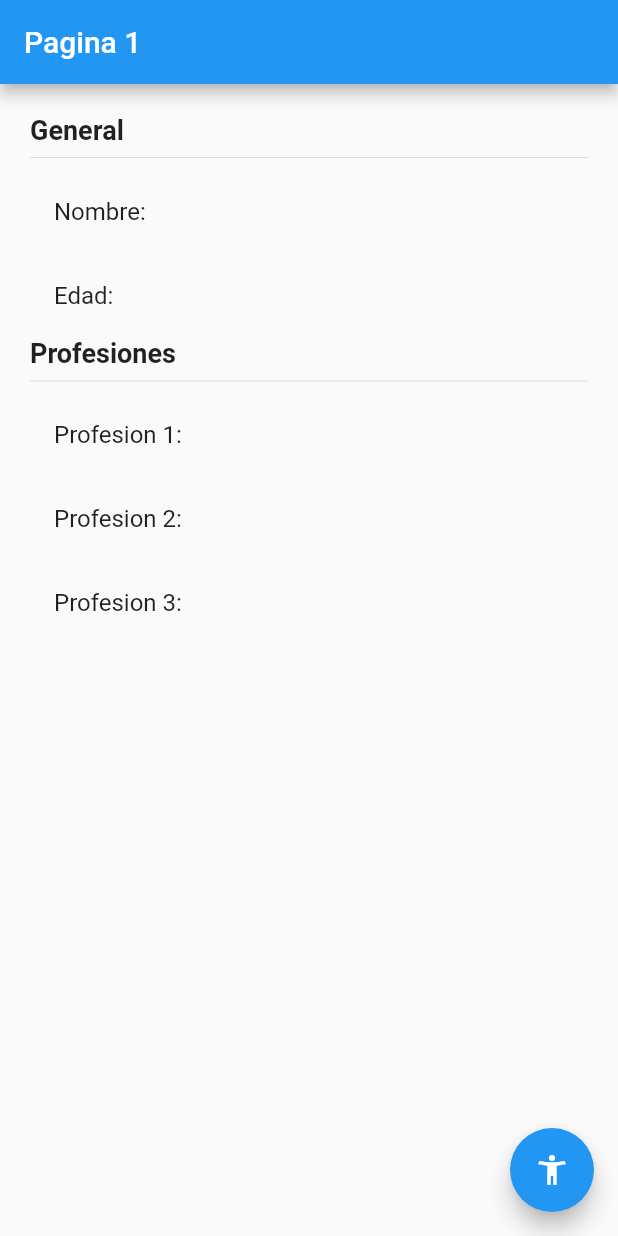
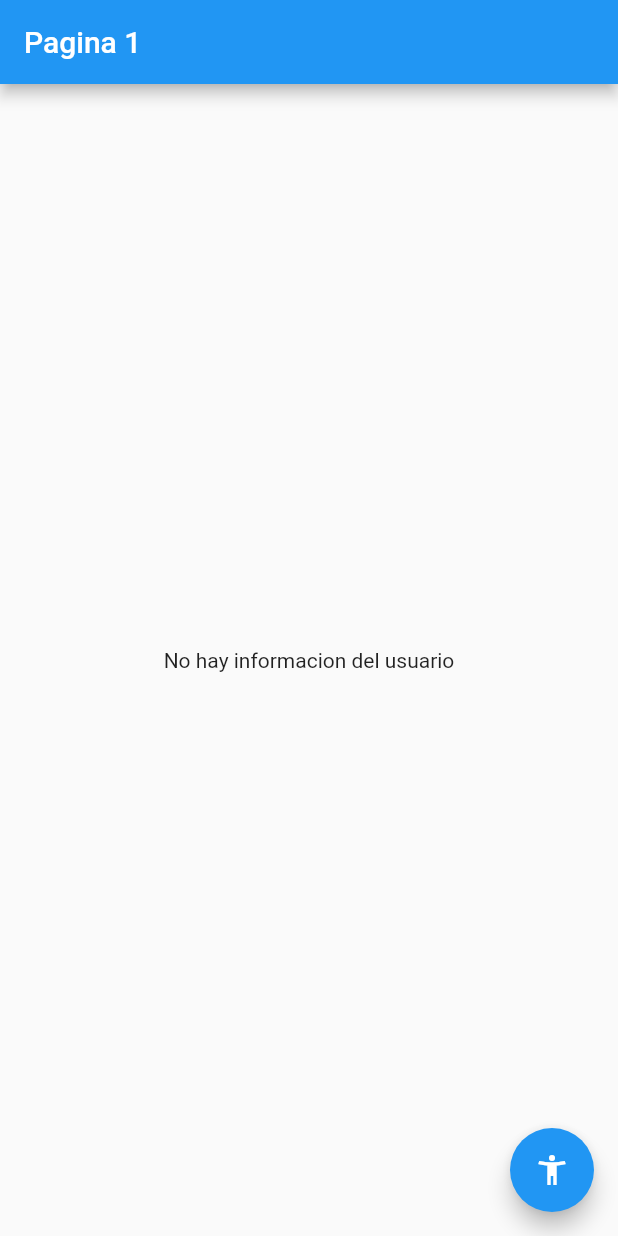
Before and after one commit to pdarre/estados, a Flutter app: the screen it shows after launch, on a phone screen of 412 x 824 dp. Run offline on Flutter 3.47's test engine with Material 2 defaults, Android fonts, the phone set to English and light mode, and no system bars; our stand-ins replace flutter_bloc.

Commit message:
Manejo de estado con cubit-una cagada es cubit

```diff
--- /dev/null
+++ b/lib/bloc/usuario/usuario_cubit.dart
@@ -0,0 +1,21 @@
+import 'package:flutter_bloc/flutter_bloc.dart';
+import 'package:estados/models/usuario.dart';
+import 'package:meta/meta.dart';
+
+part 'usuario_state.dart';
+
+class UsuarioCubit extends Cubit<UsuarioState> {
+  UsuarioCubit() : super(UsuarioInitial());
+
+  void seleccionarUsuario(Usuario user) {
+    emit(UsuarioActivo(user));
+  }
+
+  void cambiarEdad(int edad) {
+    final currentState = state;
+    if (currentState is UsuarioActivo) {
+      currentState.usuario.edad = edad;
+      emit(UsuarioActivo(currentState.usuario));
+    }
+  }
+}
--- /dev/null
+++ b/lib/bloc/usuario/usuario_state.dart
@@ -0,0 +1,16 @@
+part of 'usuario_cubit.dart';
+
+@immutable
+abstract class UsuarioState {}
+
+class UsuarioInitial extends UsuarioState {
+  final existeUsuario = false;
+}
+
+class UsuarioActivo extends UsuarioState {
+  final existeUsuario = true;
+
+  final Usuario usuario;
+
+  UsuarioActivo(this.usuario);
+}
--- a/lib/main.dart
+++ b/lib/main.dart
@@ -1,13 +1,19 @@
+import 'package:estados/bloc/usuario/usuario_cubit.dart';
 import 'package:estados/pages/pagina1_page.dart';
 import 'package:estados/pages/pagina2_page.dart';
 import 'package:flutter/material.dart';
+import 'package:flutter_bloc/flutter_bloc.dart';
 
 void main() => runApp(MyApp());
 
 class MyApp extends StatelessWidget {
   @override
   Widget build(BuildContext context) {
-    return MaterialApp(
+    return MultiBlocProvider(
+      providers: [
+        BlocProvider(create: (_) => UsuarioCubit()),
+      ],
+      child: MaterialApp(
         debugShowCheckedModeBanner: false,
         title: 'Material App',
         initialRoute: 'pagina1',
@@ -15,6 +21,7 @@ class MyApp extends StatelessWidget {
           'pagina1': (_) => Pagina1Page(),
           'pagina2': (_) => Pagina2Page()
         },
+      ),
     );
   }
 }
--- a/lib/pages/pagina1_page.dart
+++ b/lib/pages/pagina1_page.dart
@@ -1,4 +1,7 @@
+import 'package:estados/models/usuario.dart';
 import 'package:flutter/material.dart';
+import 'package:flutter_bloc/flutter_bloc.dart';
+import 'package:estados/bloc/usuario/usuario_cubit.dart';
 
 class Pagina1Page extends StatelessWidget {
   @override
@@ -7,7 +10,7 @@ class Pagina1Page extends StatelessWidget {
       appBar: AppBar(
         title: Text('Pagina 1'),
       ),
-      body: InformacionUsuario(),
+      body: ScaffoldBody(),
       floatingActionButton: FloatingActionButton(
         child: Icon(Icons.accessibility_new),
         onPressed: () {
@@ -18,7 +21,31 @@ class Pagina1Page extends StatelessWidget {
   }
 }
 
+class ScaffoldBody extends StatelessWidget {
+  @override
+  Widget build(BuildContext context) {
+    return BlocBuilder<UsuarioCubit, UsuarioState>(
+      builder: (BuildContext context, state) {
+        switch (state.runtimeType) {
+          case UsuarioInitial:
+            return Center(child: Text('No hay informacion del usuario'));
+            break;
+          case UsuarioActivo:
+            return InformacionUsuario((state as UsuarioActivo).usuario);
+            break;
+          default:
+            return Center(child: Text('Estado no reconocido'));
+        }
+      },
+    );
+  }
+}
+
 class InformacionUsuario extends StatelessWidget {
+  final Usuario usuario;
+
+  const InformacionUsuario(this.usuario);
+
   @override
   Widget build(BuildContext context) {
     return Container(
@@ -31,14 +58,16 @@ class InformacionUsuario extends StatelessWidget {
           Text('General',
               style: TextStyle(fontSize: 18, fontWeight: FontWeight.bold)),
           Divider(),
-          ListTile(title: Text('Nombre: ')),
-          ListTile(title: Text('Edad: ')),
+          ListTile(title: Text('Nombre: ${usuario.nombre}')),
+          ListTile(title: Text('Edad: ${usuario.edad}')),
           Text('Profesiones',
               style: TextStyle(fontSize: 18, fontWeight: FontWeight.bold)),
           Divider(),
-          ListTile(title: Text('Profesion 1: ')),
-          ListTile(title: Text('Profesion 2: ')),
-          ListTile(title: Text('Profesion 3: ')),
+          ...usuario.profesiones
+              .map((profesion) => ListTile(
+                    title: Text(profesion),
+                  ))
+              .toList()
         ],
       ),
     );
--- a/lib/pages/pagina2_page.dart
+++ b/lib/pages/pagina2_page.dart
@@ -1,8 +1,12 @@
+import 'package:estados/bloc/usuario/usuario_cubit.dart';
+import 'package:estados/models/usuario.dart';
 import 'package:flutter/material.dart';
+import 'package:flutter_bloc/flutter_bloc.dart';
 
 class Pagina2Page extends StatelessWidget {
   @override
   Widget build(BuildContext context) {
+    final usuarioCubit = context.bloc<UsuarioCubit>();
     return Scaffold(
       appBar: AppBar(
         title: Text('Pagina 2'),
@@ -17,7 +21,13 @@ class Pagina2Page extends StatelessWidget {
                 'Establecer usuario',
                 style: TextStyle(color: Colors.white),
               ),
-              onPressed: () {},
+              onPressed: () {
+                final user = Usuario(
+                    nombre: 'Pablo',
+                    edad: 44,
+                    profesiones: ['Fullstack dev', 'Frontend dev']);
+                usuarioCubit.seleccionarUsuario(user);
+              },
             ),
             MaterialButton(
               color: Colors.blue,
@@ -25,7 +35,9 @@ class Pagina2Page extends StatelessWidget {
                 'Cambiar edad',
                 style: TextStyle(color: Colors.white),
               ),
-              onPressed: () {},
+              onPressed: () {
+                usuarioCubit.cambiarEdad(30);
+              },
             ),
             MaterialButton(
               color: Colors.blue,
--- a/pubspec.yaml
+++ b/pubspec.yaml
@@ -28,6 +28,7 @@ dependencies:
   # The following adds the Cupertino Icons font to your application.
   # Use with the CupertinoIcons class for iOS style icons.
   cupertino_icons: ^0.1.3
+  flutter_bloc: ^6.0.5
 
 dev_dependencies:
   flutter_test:
```
Also changed, not shown: pubspec.lock. Lines whose indentation alone changed are shown as unchanged.
